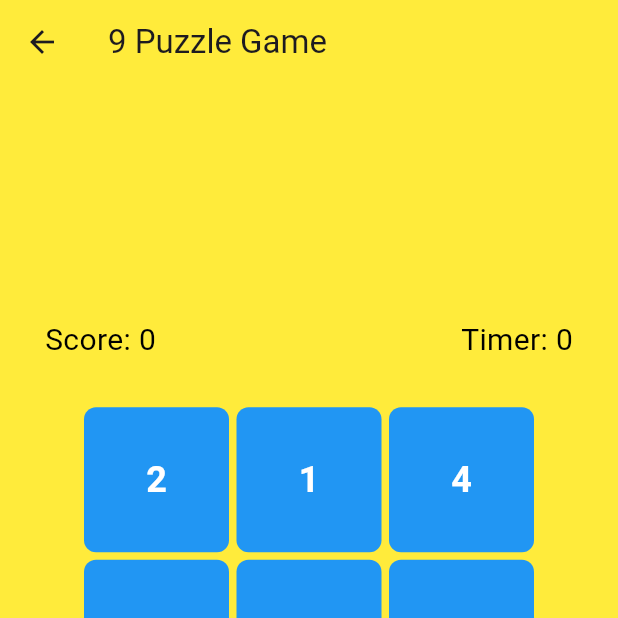
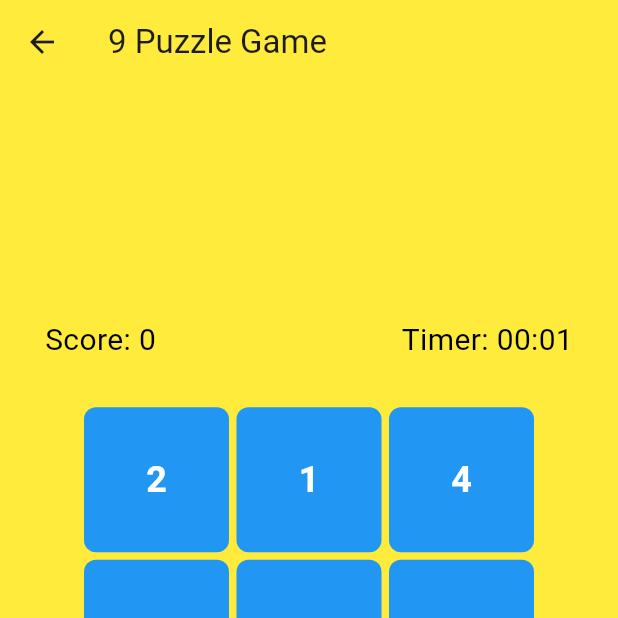
Before and after one commit to Nabijonov-Otabek-19/puzzle_15_flutter, a Flutter app: the screen it shows after launch, after a tap on "Easy level", on a phone screen of 412 x 824 dp, the top half of it. Run offline on Flutter 3.47's test engine with Material 3 defaults, Android fonts, the phone set to English and light mode, and no system bars; our stand-ins replace flutter_bloc, freezed_annotation.

Commit message:
project updated

```diff
--- /dev/null
+++ b/devtools_options.yaml
@@ -0,0 +1,3 @@
+description: This file stores settings for Dart & Flutter DevTools.
+documentation: https://docs.flutter.dev/tools/devtools/extensions#configure-extension-enablement-states
+extensions:
--- a/lib/cubit/my_controller.dart
+++ /dev/null
@@ -1,3 +0,0 @@
-class MyController {
-  const MyController();
-}
--- /dev/null
+++ b/lib/cubit/puzzle_cubit.dart
@@ -0,0 +1,152 @@
+import 'dart:async';
+import 'dart:math';
+
+import 'package:flutter/material.dart';
+import 'package:freezed_annotation/freezed_annotation.dart';
+import 'package:flutter_bloc/flutter_bloc.dart';
+import 'package:puzzle_15_flutter/model/my_model.dart';
+import 'package:puzzle_15_flutter/utils/colors.dart';
+
+part 'puzzle_state.dart';
+
+part 'puzzle_cubit.freezed.dart';
+
+class PuzzleCubit extends Cubit<PuzzleState> {
+  PuzzleCubit() : super(const PuzzleState());
+
+  Timer? _timer;
+
+  void startTimer(BuildContext context) {
+    // Cancel the timer if it's already running
+    stopTimer();
+
+    _timer = Timer.periodic(const Duration(seconds: 1), (Timer timer) {
+      if(context.mounted) {
+        formatTime(timer.tick);
+      }
+    });
+  }
+
+  void stopTimer() {
+    _timer?.cancel();
+    _timer = null;
+  }
+
+  bool isRunning() {
+    return _timer != null;
+  }
+
+  void formatTime(int time) {
+    int minutes = time ~/ 60;
+    int seconds = time % 60;
+    final formattedTime ='${minutes.toString().padLeft(2, '0')}:${seconds.toString().padLeft(2, '0')}';
+    emit(state.copyWith(timer: formattedTime));
+    debugPrint(formattedTime);
+  }
+
+  Future<void> loadData(int number, BuildContext context) async {
+    final length = sqrt(number).toInt();
+
+    final emptySpace = Coordinate(x: state.length - 1, y: state.length - 1);
+
+    final numbers = List.generate(number - 1, (index) => index + 1);
+    // Use List.generate for unique lists
+    final items = List.generate(length, (i) => List.filled(length, null));
+
+    emit(state.copyWith(
+      coordinate: emptySpace,
+      numbers: numbers,
+      items: items,
+      length: length,
+      number: number,
+    ));
+  }
+
+  void onItemClick(MyWidget button, int x, int y, BuildContext context) {
+    int dx = (state.coordinate!.x - x).abs();
+    int dy = (state.coordinate!.y - y).abs();
+
+    if (dx + dy == 1) {
+      int score = state.score;
+
+      final text = button.text.toString();
+      button.text = "";
+      button.color = MyColors.itemEmpty;
+
+      final temp = state.items[state.coordinate!.y][state.coordinate!.x];
+      temp?.text = text;
+      temp?.color = MyColors.itemColor;
+
+      final item = state.items;
+      item[state.coordinate!.y][state.coordinate!.x] = temp;
+
+      var coordinate = state.coordinate;
+      coordinate?.x = x;
+      coordinate?.y = y;
+
+      emit(state.copyWith(
+        score: ++score,
+        items: item,
+        coordinate: coordinate,
+      ));
+
+      checkWin(context);
+    }
+  }
+
+  void checkWin(BuildContext context) {
+    bool isWin = false;
+    if (state.coordinate!.x == state.length - 1 &&
+        state.coordinate!.y == state.length - 1) {
+      for (int i = 0; i < 8; i++) {
+        if (state.items[i ~/ state.length][i % state.length]?.text.toString() ==
+            (i + 1).toString()) {
+          isWin = true;
+        } else {
+          isWin = false;
+          break;
+        }
+      }
+    }
+    if (isWin) {
+      debugPrint("You win");
+      dataToView(context);
+    }
+  }
+
+  void dataToView(BuildContext context) {
+    startTimer(context);
+    final emptySpace = Coordinate(x: state.length - 1, y: state.length - 1);
+    emit(state.copyWith(coordinate: emptySpace));
+
+    final numbers = List<int>.from(state.numbers);
+    numbers.shuffle();
+    emit(state.copyWith(score: 0, numbers: numbers));
+
+    final data = MyWidget(color: MyColors.itemEmpty, text: "");
+
+    // Copying the list
+    var items = state.items
+        .map((innerList) => List<MyWidget?>.from(innerList))
+        .toList();
+
+    items[state.coordinate!.y][state.coordinate!.x] = data;
+
+    for (int i = 0; i < state.length; i++) {
+      for (int j = 0; j < state.length; j++) {
+        int index = state.length * i + j;
+        if (index < state.number - 1) {
+          int number = state.numbers[index];
+
+          final data =
+              MyWidget(color: MyColors.itemColor, text: number.toString());
+          items[i][j] = data;
+        } else {
+          final data = MyWidget(color: MyColors.itemEmpty, text: "");
+          items[i][j] = data;
+        }
+      }
+    }
+    emit(state.copyWith(items: items));
+  }
+}
--- /dev/null
+++ b/lib/cubit/puzzle_state.dart
@@ -0,0 +1,14 @@
+part of 'puzzle_cubit.dart';
+
+@freezed
+class PuzzleState with _$PuzzleState {
+  const factory PuzzleState({
+    @Default([]) List<List<MyWidget?>> items,
+    @Default([]) List<int> numbers,
+    Coordinate? coordinate,
+    @Default("00:00") String timer,
+    @Default(0) int score,
+    @Default(0) int length,
+    @Default(0) int number,
+  }) = _PuzzleState;
+}
--- a/lib/main.dart
+++ b/lib/main.dart
@@ -14,7 +14,7 @@ class MyApp extends StatelessWidget {
   @override
   Widget build(BuildContext context) {
     return MaterialApp(
-      title: 'Puzzle 15',
+      title: 'Puzzle 15 Flutter',
       debugShowCheckedModeBanner: false,
       theme: ThemeData(
         colorScheme: ColorScheme.fromSeed(seedColor: Colors.deepPurple),
--- a/lib/screens/puzzle_screen.dart
+++ b/lib/screens/puzzle_screen.dart
@@ -1,7 +1,8 @@
 import 'dart:math';
 
 import 'package:flutter/material.dart';
-import 'package:puzzle_15_flutter/model/my_model.dart';
+import 'package:flutter_bloc/flutter_bloc.dart';
+import 'package:puzzle_15_flutter/cubit/puzzle_cubit.dart';
 
 class PuzzleBoardScreen extends StatefulWidget {
   final int number;
@@ -16,24 +17,16 @@ class PuzzleBoardScreen extends StatefulWidget {
 }
 
 class _PuzzleBoardScreenState extends State<PuzzleBoardScreen> {
-  List<List<MyWidget?>> items = [];
-  List<int> numbers = [];
-  Coordinate? emptySpace;
-
-  int score = 0;
-  int length = 0;
-
-  final itemColor = Colors.blue;
-  final itemEmpty = Colors.white;
-
   double width = 0;
   double height = 0;
+
+  final cubit = PuzzleCubit();
 
   @override
   void initState() {
     super.initState();
-    loadData();
-    dataToView();
+    cubit.loadData(widget.number, context);
+    cubit.dataToView(context);
   }
 
   @override
@@ -41,7 +34,9 @@ class _PuzzleBoardScreenState extends State<PuzzleBoardScreen> {
     width = MediaQuery.sizeOf(context).width;
     height = MediaQuery.sizeOf(context).height;
 
-    return Scaffold(
+    return BlocProvider(
+      create: (context) => cubit,
+      child: Scaffold(
         backgroundColor: Colors.yellow,
         appBar: AppBar(
           title: Text("${widget.number} Puzzle Game"),
@@ -55,19 +50,29 @@ class _PuzzleBoardScreenState extends State<PuzzleBoardScreen> {
                 child: Row(
                   mainAxisAlignment: MainAxisAlignment.spaceBetween,
                   children: [
-                  Text(
-                    "Score: $score",
+                    BlocBuilder<PuzzleCubit, PuzzleState>(
+                      buildWhen: (pr, cr) => pr.score != cr.score,
+                      builder: (context, state) {
+                        return Text(
+                          "Score: ${state.score}",
                           style: const TextStyle(
                             fontSize: 20,
                             color: Colors.black,
                           ),
+                        );
+                      },
                     ),
-                  const Text(
-                    "Timer: 0",
-                    style: TextStyle(
+                    BlocBuilder<PuzzleCubit, PuzzleState>(
+                      buildWhen: (pr, cr) => pr.timer != cr.timer,
+                      builder: (context, state) {
+                        return Text(
+                          "Timer: ${state.timer}",
+                          style: const TextStyle(
                             fontSize: 20,
                             color: Colors.black,
                           ),
+                        );
+                      },
                     ),
                   ],
                 ),
@@ -76,7 +81,9 @@ class _PuzzleBoardScreenState extends State<PuzzleBoardScreen> {
               SizedBox(
                 width: 300,
                 height: 300,
-              child: GridView.builder(
+                child: BlocBuilder<PuzzleCubit, PuzzleState>(
+                  builder: (context, state) {
+                    return GridView.builder(
                       gridDelegate: SliverGridDelegateWithFixedCrossAxisCount(
                         crossAxisCount: sqrt(widget.number).toInt(),
                         crossAxisSpacing: 5,
@@ -85,14 +92,13 @@ class _PuzzleBoardScreenState extends State<PuzzleBoardScreen> {
                       itemCount: widget.number,
                       itemBuilder: (context, index) {
                         int sqr = sqrt(widget.number).toInt();
-                  int y = (index / sqr).toInt();
+                        int y = index ~/ sqr;
                         int x = index % sqr;
-                  final data = items[y][x]!;
+                        final data = state.items[y][x]!;
 
                         return InkWell(
                           onTap: () async {
-                      onItemClick(data, x, y);
-                      setState(() {});
+                            cubit.onItemClick(data, x, y, context);
                           },
                           child: Container(
                             decoration: BoxDecoration(
@@ -112,6 +118,8 @@ class _PuzzleBoardScreenState extends State<PuzzleBoardScreen> {
                           ),
                         );
                       },
+                    );
+                  },
                 ),
               ),
               const SizedBox(height: 40),
@@ -121,7 +129,7 @@ class _PuzzleBoardScreenState extends State<PuzzleBoardScreen> {
                   padding: WidgetStatePropertyAll(EdgeInsets.all(8)),
                   elevation: WidgetStatePropertyAll(4),
                 ),
-              onPressed: () => restart(),
+                onPressed: () => cubit.dataToView(context),
                 icon: const Icon(
                   Icons.refresh,
                   size: 40,
@@ -131,88 +139,7 @@ class _PuzzleBoardScreenState extends State<PuzzleBoardScreen> {
             ],
           ),
         ),
+      ),
     );
   }
-
-  void loadData() {
-    int number = widget.number;
-    length = sqrt(number).toInt();
-    emptySpace = Coordinate(x: length - 1, y: length - 1);
-
-    numbers = List.generate(number - 1, (index) => index + 1);
-    // Use List.generate for unique lists
-    items = List.generate(length, (i) => List.filled(length, null));
 }
-
-  void onItemClick(MyWidget button, int x, int y) {
-    int dx = (emptySpace!.x - x).abs();
-    int dy = (emptySpace!.y - y).abs();
-
-    if (dx + dy == 1) {
-      score = ++score;
-
-      final text = button.text.toString();
-      button.text = "";
-      button.color = itemEmpty;
-
-      final temp = items[emptySpace!.y][emptySpace!.x];
-      temp?.text = text;
-      temp?.color = itemColor;
-
-      emptySpace!.x = x;
-      emptySpace!.y = y;
-
-      checkWin();
-    }
-  }
-
-  void checkWin() {
-    bool isWin = false;
-    if (emptySpace!.x == length - 1 && emptySpace!.y == length - 1) {
-      for (int i = 0; i < 8; i++) {
-        if (items[(i / length).toInt()][i % length]?.text.toString() ==
-            (i + 1).toString()) {
-          isWin = true;
-        } else {
-          isWin = false;
-          break;
-        }
-      }
-    }
-    if (isWin) {
-      print("You win");
-      restart();
-    }
-  }
-
-  void dataToView() {
-    score = 0;
-    numbers.shuffle();
-
-    final data = MyWidget(color: itemEmpty, text: "");
-    items[emptySpace!.y][emptySpace!.x] = data;
-
-    emptySpace!.x = length - 1;
-    emptySpace!.y = length - 1;
-
-    for (int i = 0; i < length; i++) {
-      for (int j = 0; j < length; j++) {
-        int index = length * i + j;
-        if (index < widget.number - 1) {
-          int number = numbers[index];
-
-          final data = MyWidget(color: itemColor, text: number.toString());
-          items[i][j] = data;
-        } else {
-          final data = MyWidget(color: itemEmpty, text: "");
-          items[i][j] = data;
-        }
-      }
-    }
-  }
-
-  void restart() {
-    dataToView();
-    setState(() {});
-  }
-}
--- /dev/null
+++ b/lib/utils/colors.dart
@@ -0,0 +1,6 @@
+import 'package:flutter/material.dart';
+
+class MyColors {
+  static const itemColor = Colors.blue;
+  static const itemEmpty = Colors.white;
+}
```
Also changed, not shown: pubspec.yaml (+5 -4 lines), lib/cubit/puzzle_cubit.freezed.dart (added), pubspec.lock. Lines whose indentation alone changed are shown as unchanged.
